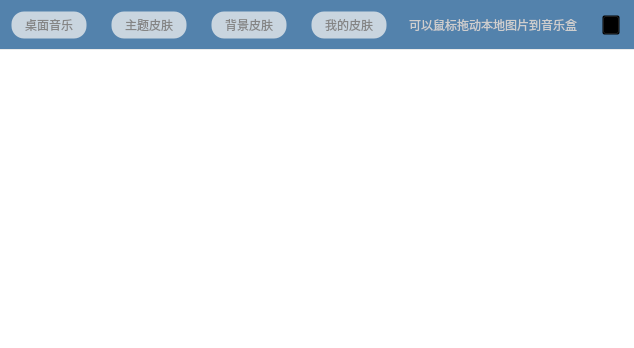
huizhang556/pc-video-player, file VideoPlayer/skin/MySkin.ui: the form before one commit.
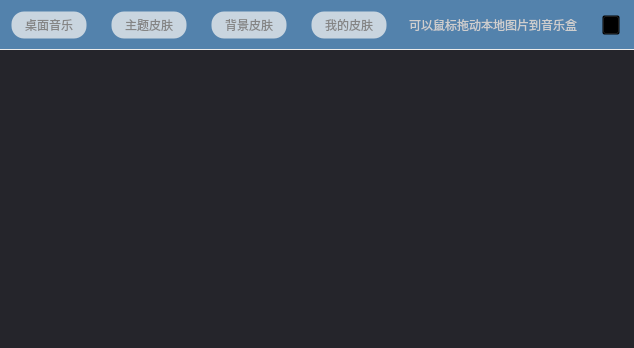
The form after the commit. Icons and pictures are not drawn.

```diff
--- a/VideoPlayer/skin/MySkin.ui
+++ b/VideoPlayer/skin/MySkin.ui
@@ -327,13 +327,14 @@
             <string notr="true">QListWidget
 {
 border:none;
+background-color:#25252b;
 }
 
 QListWidget::item
 {
 margin-left:10px;
 margin-top:10px;
-background-color:;
+background-color:#25252b;
 }
 
 QListWidget::item:hover
```
